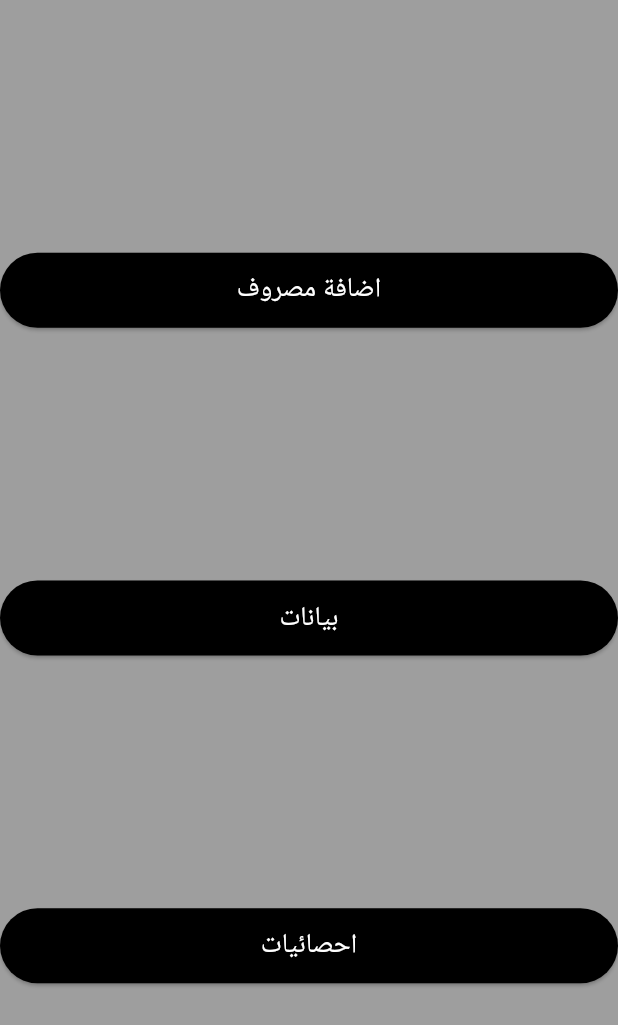
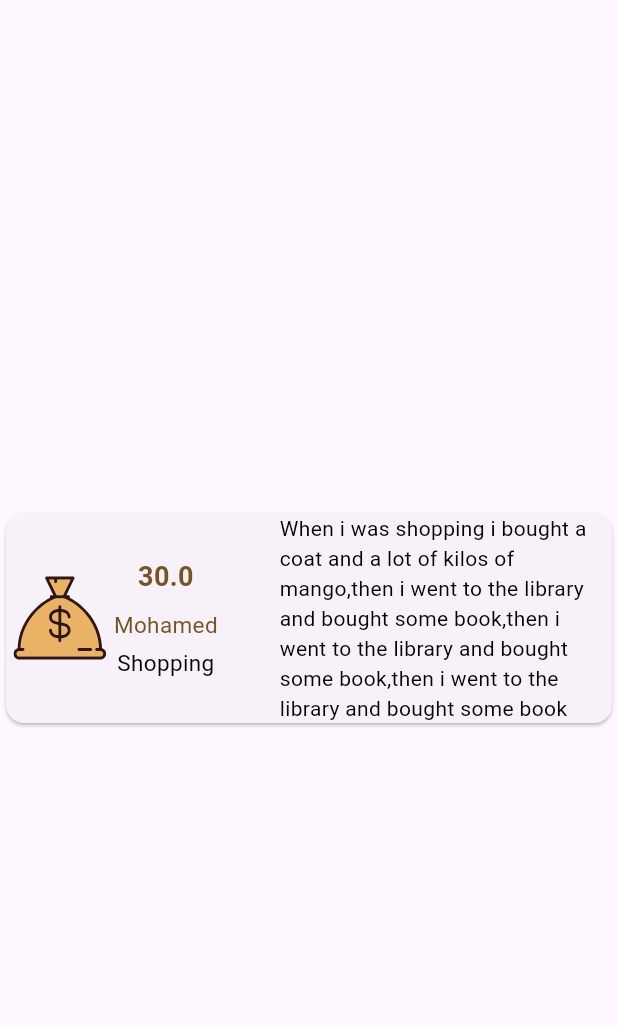
Before and after one commit to Mohamed-Atef-work/Money-Tracker, a Flutter app: the screen it shows after launch, on a phone screen of 412 x 824 dp. Shown: the top 1025 px of the screen. Run offline on Flutter 3.47's test engine with Material 3 defaults, Android fonts, the phone set to English and light mode, and no system bars; our stand-ins replace dartz, flutter_styled_toast, flutter_svg, get.

Commit message:
expanse widget, model

```diff
--- a/lib/core/config/pages.dart
+++ b/lib/core/config/pages.dart
@@ -3,9 +3,13 @@ import 'package:money_tracker/screens/data_layout/view.dart';
 import 'package:money_tracker/core/utils/screens_strings.dart';
 import 'package:money_tracker/screens/home_panel_screen/view.dart';
 import 'package:money_tracker/screens/statistics_layout/view.dart';
+import 'package:money_tracker/test_screen.dart';
 
 List<GetPage<dynamic>>? pages() => [
       GetPage(
+        name: Screens.test,
+        page: () => const TestScreen(),
+      ),GetPage(
         name: Screens.homePanel,
         page: () => const HomePanelScreen(),
       ),
--- /dev/null
+++ b/lib/core/config/styles.dart
@@ -0,0 +1,3 @@
+import 'package:flutter/material.dart';
+
+const kSymmetricPadding5 = EdgeInsets.symmetric(horizontal: 5);
--- a/lib/core/utils/images.dart
+++ b/lib/core/utils/images.dart
@@ -4,4 +4,5 @@ class Images {
   static String loading = "assets/images/loading.svg";
   static String logoIcon = "assets/images/cart.svg";
   static String user = "assets/images/user.svg";
+  static String expanse = "assets/images/expanse.svg";
 }
--- a/lib/core/utils/screens_strings.dart
+++ b/lib/core/utils/screens_strings.dart
@@ -1,5 +1,6 @@
 class Screens {
   static const String homePanel = "/";
+  static const String test = "/test";
   static const String dataLayout = "/dataLayout";
   static const String addNewRevenue = "/addNewRevenue";
   static const String statisticsLayout = "/statisticsLayout";
--- a/lib/money_tracker_app.dart
+++ b/lib/money_tracker_app.dart
@@ -5,6 +5,7 @@ import 'package:money_tracker/core/config/bindings.dart';
 import 'package:money_tracker/core/utils/local/english.dart';
 import 'package:money_tracker/core/utils/local/translation.dart';
 import 'package:money_tracker/core/utils/local/local_constants.dart';
+import 'package:money_tracker/core/utils/screens_strings.dart';
 
 class MoneyTrackerApp extends StatelessWidget {
   const MoneyTrackerApp({super.key});
@@ -14,7 +15,8 @@ class MoneyTrackerApp extends StatelessWidget {
     return GetMaterialApp(
       getPages: pages(),
       title: English().appName,
-      locale: Locale(kArabicCode),
+      locale: Locale(kEnglishCode),
+      initialRoute: Screens.test,
       initialBinding: AppBindings(),
       translations: AppLocalization(),
     );
--- /dev/null
+++ b/lib/screens/data_layout/model.dart
@@ -0,0 +1,15 @@
+class ExpanseModel {
+  final double money;
+  final String person;
+  final String month;
+  final String description;
+  final String spendingSide;
+
+  ExpanseModel({
+    required this.month,
+    required this.money,
+    required this.person,
+    required this.description,
+    required this.spendingSide,
+  });
+}
--- /dev/null
+++ b/lib/screens/data_layout/widgets/expenses_widget.dart
@@ -0,0 +1,65 @@
+import 'package:flutter/material.dart';
+import 'package:flutter_svg/svg.dart';
+import 'package:money_tracker/core/components/custom_text.dart';
+import 'package:money_tracker/core/config/styles.dart';
+import 'package:money_tracker/core/utils/constants/colors.dart';
+import 'package:money_tracker/core/utils/extensions.dart';
+import 'package:money_tracker/core/utils/images.dart';
+import 'package:money_tracker/screens/data_layout/model.dart';
+
+class ExpensesWidget extends StatelessWidget {
+  final ExpanseModel model;
+  const ExpensesWidget({super.key, required this.model});
+
+  @override
+  Widget build(BuildContext context) {
+    final width = context.width;
+    final height = context.height;
+    return Card(
+      child: Row(
+        children: [
+          Padding(
+            padding: kSymmetricPadding5,
+            child: SvgPicture.asset(
+              Images.expanse,
+              width: width * 0.15,
+              height: height * 0.1,
+            ),
+          ),
+          Column(
+            mainAxisSize: MainAxisSize.min,
+            crossAxisAlignment: CrossAxisAlignment.center,
+            children: [
+              CustomText(
+                fontSize: 18,
+                textColor: kDarkBrown,
+                fontWeight: FontWeight.bold,
+                text: model.money.toString(),
+              ),
+              SizedBox(height: height * 0.01),
+              CustomText(
+                text: model.person,
+                fontSize: 15,
+                textColor: kDarkBrown,
+              ),
+              SizedBox(height: height * 0.005),
+              CustomText(
+                fontSize: 15,
+                textColor: Colors.black,
+                text: model.spendingSide,
+              ),
+            ],
+          ),
+          SizedBox(width: width * 0.1),
+          Expanded(
+            child: CustomText(
+              textAlign: TextAlign.left,
+              textColor: Colors.black,
+              text: model.description,
+            ),
+          ),
+        ],
+      ),
+    );
+  }
+}
--- /dev/null
+++ b/lib/test_screen.dart
@@ -0,0 +1,24 @@
+import 'package:flutter/material.dart';
+import 'package:money_tracker/screens/data_layout/model.dart';
+import 'package:money_tracker/screens/data_layout/widgets/expenses_widget.dart';
+
+class TestScreen extends StatelessWidget {
+  const TestScreen({super.key});
+
+  @override
+  Widget build(BuildContext context) {
+    final model = ExpanseModel(
+      month: "january",
+      money: 30,
+      person: "Mohamed",
+      description:
+          "When i was shopping i bought a coat and a lot of kilos of mango,then i went to the library and bought some book,then i went to the library and bought some book,then i went to the library and bought some book",
+      spendingSide: "Shopping",
+    );
+    return Scaffold(
+      body: Center(
+        child: ExpensesWidget(model: model),
+      ),
+    );
+  }
+}
```
Also changed, not shown: pubspec.yaml (+5 -3 lines), assets/images/cart.svg (added), assets/images/expanse.svg (added), assets/images/loading.svg (added), assets/images/message.svg (added), assets/images/order.svg (added), assets/images/user.svg (added), pubspec.lock.
